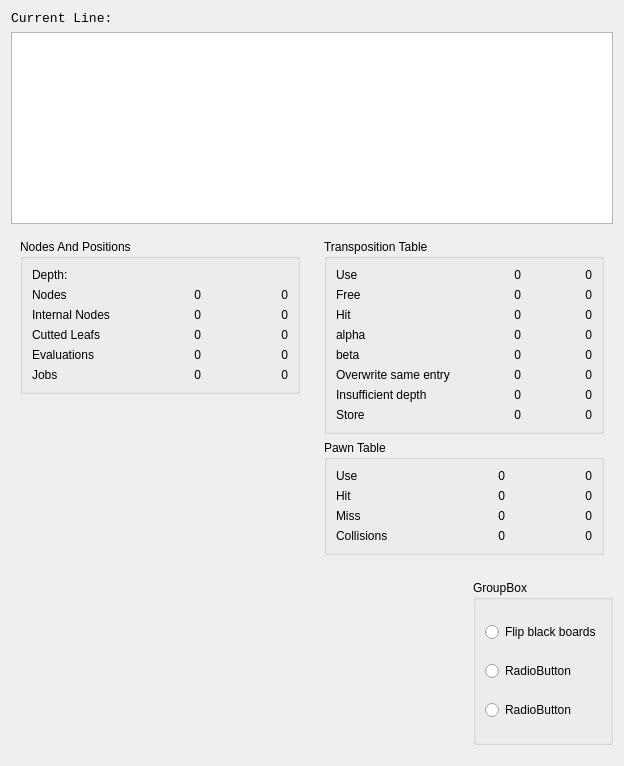
Above: stats.ui from gpiez/hayabusa before the change. Below: the same form after it.
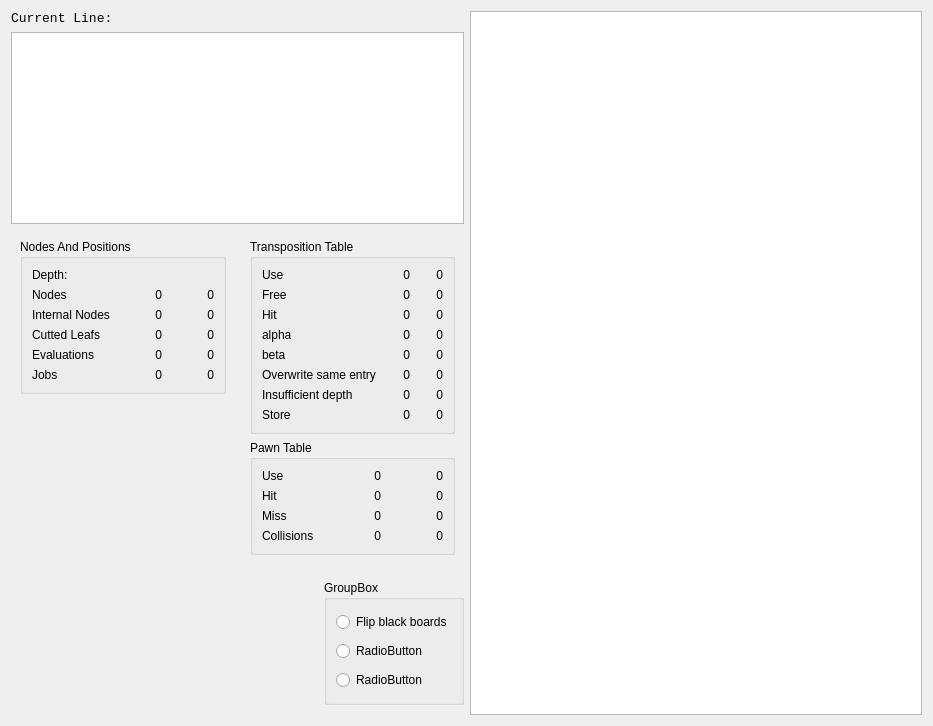
That is the form after the change.

Commit message: Added move tree display

Diff of the .ui file:
```diff
--- a/stats.ui
+++ b/stats.ui
@@ -6,13 +6,15 @@
    <rect>
     <x>0</x>
     <y>0</y>
-    <width>624</width>
-    <height>766</height>
+    <width>933</width>
+    <height>726</height>
    </rect>
   </property>
   <property name="windowTitle">
    <string>Statistics</string>
   </property>
+  <layout class="QHBoxLayout" name="horizontalLayout_3">
+   <item>
   <layout class="QVBoxLayout" name="verticalLayout_2">
    <item>
     <widget class="QLabel" name="currentLine">
@@ -22,6 +24,12 @@
        <verstretch>0</verstretch>
       </sizepolicy>
      </property>
+       <property name="maximumSize">
+        <size>
+         <width>450</width>
+         <height>16777215</height>
+        </size>
+       </property>
      <property name="font">
       <font>
        <family>Consolas</family>
@@ -812,6 +820,18 @@
       </widget>
      </item>
     </layout>
+     </item>
+    </layout>
+   </item>
+   <item>
+    <widget class="QTreeView" name="treeView">
+     <property name="sizePolicy">
+      <sizepolicy hsizetype="Expanding" vsizetype="Expanding">
+       <horstretch>0</horstretch>
+       <verstretch>0</verstretch>
+      </sizepolicy>
+     </property>
+    </widget>
    </item>
   </layout>
  </widget>
```
Lines whose indentation alone changed are shown as unchanged. The commit also changes 1 other file.
